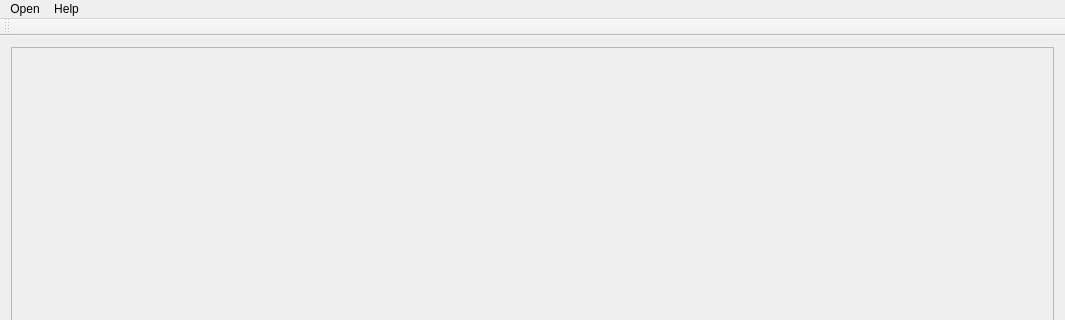
Qt form bn_gui/bn_gui.ui (lordrecneps/Beier-Neely-Morph-Tool) before a commit; both pictures show x 0 to 1065 and y 0 to 320 of the 1065 by 884 pixel window.
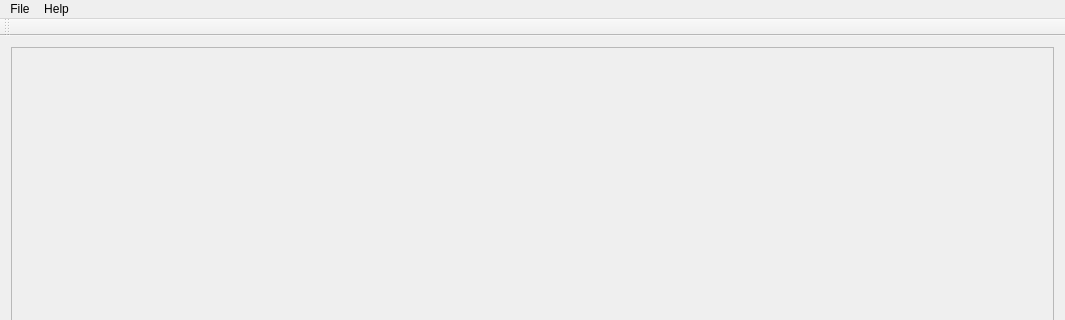
The same form after that commit. Custom widgets are drawn as their Qt base class.

The edit to the form file:
```diff
--- a/bn_gui/bn_gui.ui
+++ b/bn_gui/bn_gui.ui
@@ -168,7 +168,7 @@
    </property>
    <widget class="QMenu" name="menuOpen">
     <property name="title">
-     <string>Open</string>
+     <string>File</string>
     </property>
     <addaction name="actionOpen_first_image"/>
     <addaction name="actionOpen_second_image"/>
```
Left out of the diff: 25 changed lines with no effect on the pictures.
